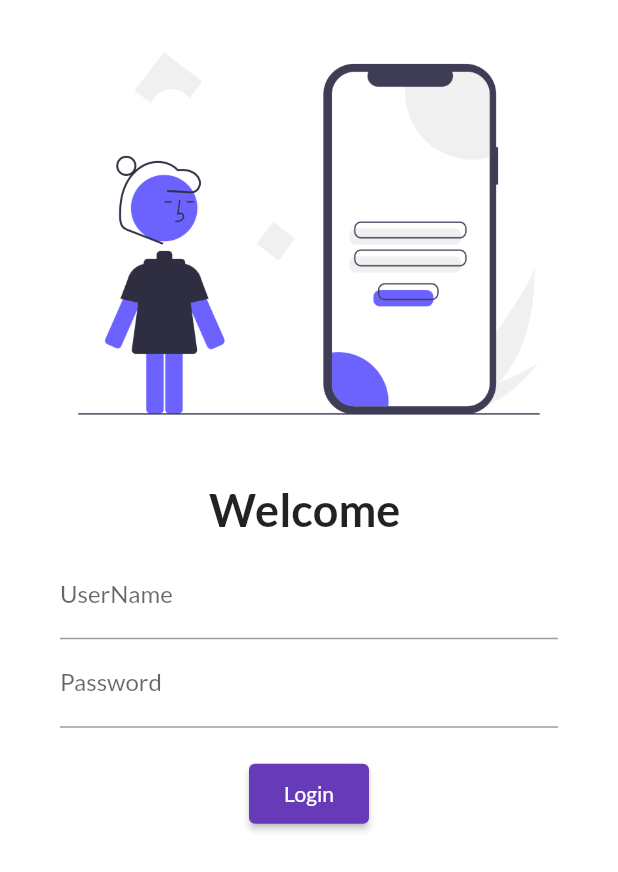
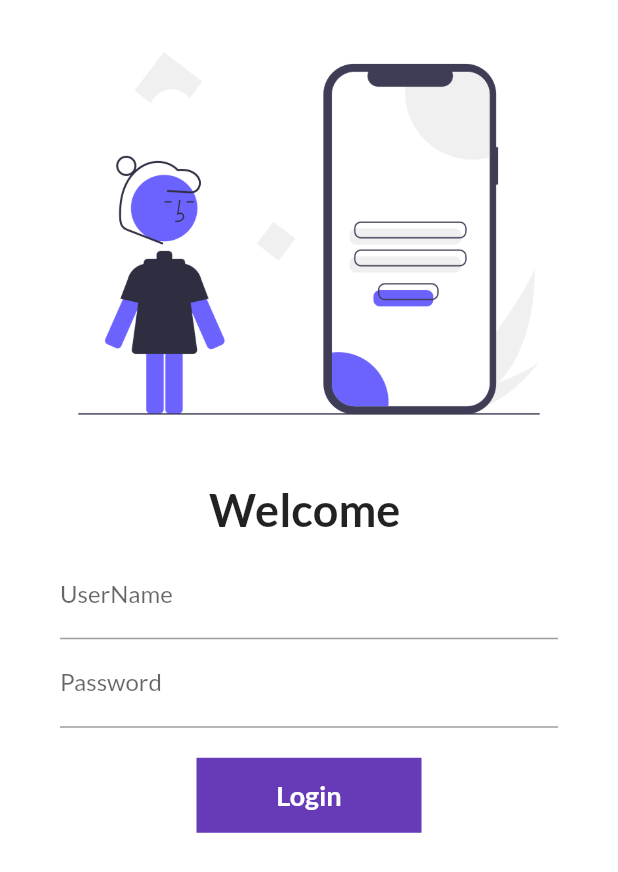
Before and after one commit to ayushh-gautam/30daysFlutter, a Flutter app: the screen it shows after launch, on a phone screen of 412 x 824 dp. Shown: the top 872 px of the screen. Run offline on Flutter 3.47's test engine with Material 2 defaults, Android fonts, the phone set to English and light mode, and no system bars; our stand-ins replace google_fonts.

Commit message:
form validation done

```diff
--- a/lib/Pages/login_page.dart
+++ b/lib/Pages/login_page.dart
@@ -10,11 +10,29 @@ class LoginPage extends StatefulWidget {
 
 class _LoginPageState extends State<LoginPage> {
   String namee = "";
+  bool changeButton = false;
+  final _formKey = GlobalKey<FormState>();
+
+  moveToHome(BuildContext context) async {
+    if (_formKey.currentState!.validate()) {
+      setState(() {
+        changeButton = true;
+      });
+      await Future.delayed(Duration(seconds: 1));
+      await Navigator.pushNamed(context, MyOwnRoutes.HomePage);
+      setState(() {
+        changeButton = false;
+      });
+    }
+  }
+
   @override
   Widget build(BuildContext context) {
     return Material(
       color: Colors.white,
       child: SingleChildScrollView(
+        child: Form(
+          key: _formKey,
           child: Column(
             children: [
               Image.asset(
@@ -39,10 +57,16 @@ class _LoginPageState extends State<LoginPage> {
                 child: Column(
                   children: [
                     TextFormField(
-                    decoration: const InputDecoration(
+                      decoration: InputDecoration(
                         hintText: 'Enter your username',
                         labelText: "UserName",
                       ),
+                      validator: (value) {
+                        if (value!.isEmpty) {
+                          return "Username can't be empty";
+                        }
+                        return null;
+                      },
                       onChanged: (value) {
                         namee = value;
                         setState(() {});
@@ -54,16 +78,42 @@ class _LoginPageState extends State<LoginPage> {
                           hintText: 'Enter your password',
                           labelText: "Password",
                         ),
-                  ),
+                        validator: (value) {
+                          if (value!.isEmpty) {
+                            return "Password can't be empty";
+                          } else if (value.length < 8) {
+                            return "Password can't be less than 8 characters";
+                          }
+                          return null;
+                        }),
                     const SizedBox(
                       height: 20,
                     ),
-                  ElevatedButton(
-                    style: TextButton.styleFrom(minimumSize: Size(80, 40)),
-                    child: Text('Login'),
-                    onPressed: (() {
-                      Navigator.pushNamed(context, MyOwnRoutes.HomePage);
-                    }),
+                    InkWell(
+                      splashColor: Colors.red,
+                      onTap: () => moveToHome(context),
+                      child: AnimatedContainer(
+                        duration: Duration(seconds: 1),
+                        height: 50,
+                        width: changeButton ? 50 : 150,
+                        decoration: BoxDecoration(
+                          color: Colors.deepPurple,
+                          shape: changeButton
+                              ? BoxShape.circle
+                              : BoxShape.rectangle,
+                          //
+                        ),
+                        alignment: Alignment.center,
+                        child: changeButton
+                            ? const Icon(Icons.done)
+                            : const Text(
+                                'Login',
+                                style: TextStyle(
+                                    fontSize: 18,
+                                    color: Colors.white,
+                                    fontWeight: FontWeight.bold),
+                              ),
+                      ),
                     )
                   ],
                 ),
@@ -71,7 +121,8 @@ class _LoginPageState extends State<LoginPage> {
             ],
           ),
         ),
+      ),
     );
   }
 }
-//tosjhdsjdhajdhjasgdadasgi
+// continue tomorrow
--- a/lib/main.dart
+++ b/lib/main.dart
@@ -7,6 +7,7 @@ import 'Pages/login_page.dart';
 void main(List<String> args) {
   runApp(
     MaterialApp(
+      debugShowCheckedModeBanner: false,
       theme: ThemeData(
         primarySwatch: Colors.deepPurple,
         fontFamily: GoogleFonts.lato().fontFamily,
```
Lines whose indentation alone changed are shown as unchanged.
